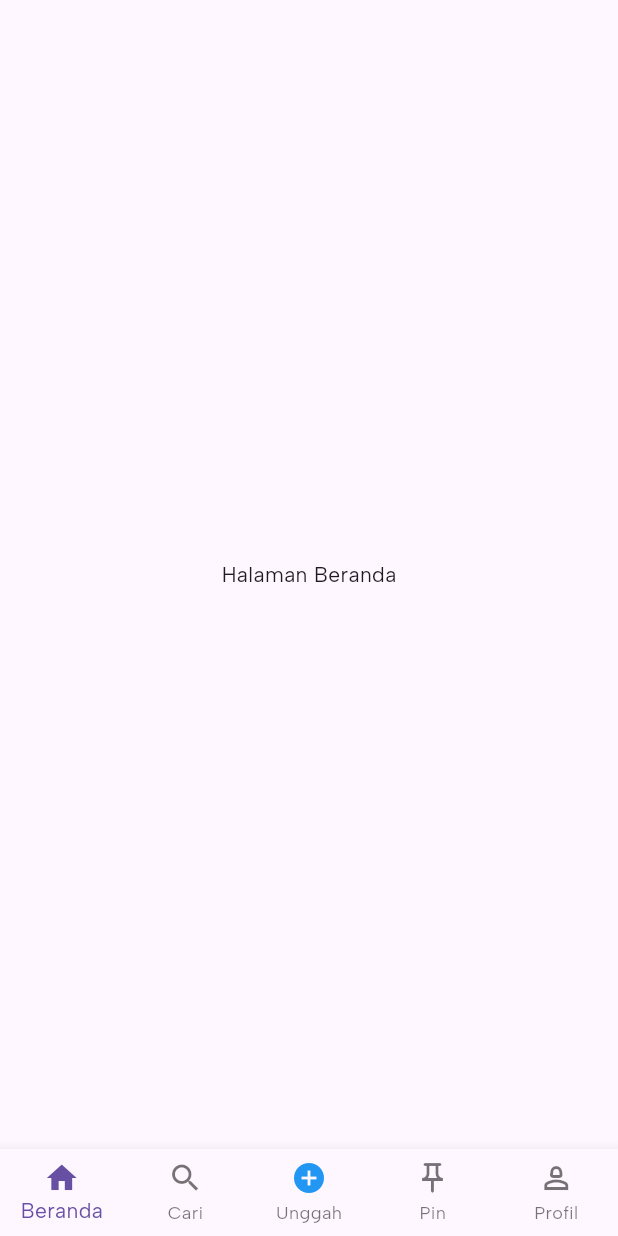
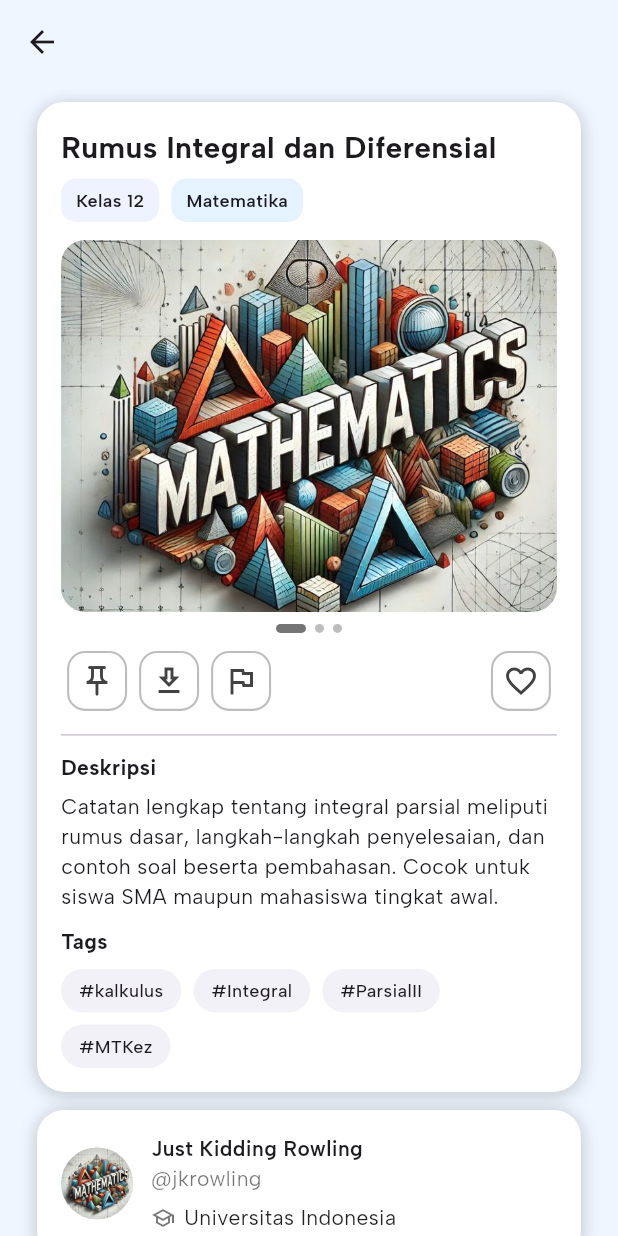
Before and after one commit to feliceyovita/EduPin, a Flutter app: the screen it shows after launch, on a phone screen of 412 x 824 dp. Run offline on Flutter 3.47's test engine with Material 3 defaults, Android fonts, the phone set to English and light mode, and no system bars; our stand-ins replace go_router.

Commit message:
detail catatan

```diff
--- /dev/null
+++ b/lib/app/router.dart
@@ -0,0 +1,45 @@
+import 'package:flutter/material.dart';
+import 'package:go_router/go_router.dart';
+
+import '../screens/detail_catatan.dart';
+import '../models/note_details.dart';
+
+GoRouter buildRouter() {
+  final rootKey = GlobalKey<NavigatorState>();
+
+  return GoRouter(
+    navigatorKey: rootKey,
+
+    // 🟣 sementara: langsung ke halaman detail
+    initialLocation: '/_debug/detail',
+
+    routes: [
+      GoRoute(
+        path: '/_debug/detail',
+        builder: (context, state) {
+          final dummy = NoteDetail(
+            id: 'd1',
+            title: 'Rumus Integral dan Diferensial',
+            subject: 'Matematika',
+            grade: 'Kelas 12',
+            tags: ['kalkulus', 'Integral', 'ParsialII', 'MTKez'],
+            description:
+            'Catatan lengkap tentang integral parsial meliputi rumus dasar, langkah-langkah penyelesaian, dan contoh soal beserta pembahasan. Cocok untuk siswa SMA maupun mahasiswa tingkat awal.',
+            imageAssets: [
+              'assets/images/sample_note.jpeg',
+              'assets/images/sample_note.jpeg',
+              'assets/images/sample_note.jpeg',
+            ],
+            publisher: const Publisher(
+              name: 'Just Kidding Rowling',
+              handle: '@jkrowling',
+              institution: 'Universitas Indonesia',
+              avatarAsset: 'assets/images/sample_note.jpeg',
+            ),
+          );
+          return NoteDetailPage(data: dummy);
+        },
+      ),
+    ],
+  );
+}
--- a/lib/main.dart
+++ b/lib/main.dart
@@ -1,6 +1,6 @@
 import 'package:flutter/material.dart';
-import 'package:edupin/screens/splash_screen.dart';
-import 'package:flutter_localizations/flutter_localizations.dart'; // <-- PENTING
+import 'app/router.dart';
+import 'package:flutter_localizations/flutter_localizations.dart';
 
 void main() {
   runApp(const MyApp());
@@ -11,27 +11,26 @@ class MyApp extends StatelessWidget {
 
   @override
   Widget build(BuildContext context) {
-    return MaterialApp(
-      title: 'Edupin',
+    final router = buildRouter(); // 🔹 panggil router.dart
+
+    return MaterialApp.router(
+      debugShowCheckedModeBanner: false,
+      title: 'EduPin',
+      routerConfig: router, // 🔹 inilah yang ganti "home: SplashScreen"
       theme: ThemeData(
         primarySwatch: Colors.blue,
         fontFamily: "AlbertSans",
       ),
-      home: const SplashScreen(),
-      debugShowCheckedModeBanner: false,
-
-      // --- INI ADALAH PENAMBAHAN PENTING ---
-      locale: const Locale('id', 'ID'), // Set locale default ke Indonesia
+      locale: const Locale('id', 'ID'),
       supportedLocales: const [
-        Locale('id', 'ID'), // Dukungan untuk Indonesia
-        Locale('en', 'US'), // (Opsional) Dukungan untuk English
+        Locale('id', 'ID'),
+        Locale('en', 'US'),
       ],
       localizationsDelegates: const [
         GlobalMaterialLocalizations.delegate,
         GlobalWidgetsLocalizations.delegate,
         GlobalCupertinoLocalizations.delegate,
       ],
-      // --- AKHIR PENAMBAHAN ---
     );
   }
 }
--- /dev/null
+++ b/lib/models/note_details.dart
@@ -0,0 +1,34 @@
+class Publisher {
+  final String name;
+  final String handle;
+  final String institution;
+  final String avatarAsset; // pakai asset dulu
+  const Publisher({
+    required this.name,
+    required this.handle,
+    required this.institution,
+    required this.avatarAsset,
+  });
+}
+
+class NoteDetail {
+  final String id;
+  final String title;
+  final String subject;     // Contoh: "Matematika"
+  final String grade;       // Contoh: "Kelas 12"
+  final List<String> tags;  // #kalkulus, #Integral, ...
+  final String description;
+  final List<String> imageAssets; // > 1 gambar → carousel
+  final Publisher publisher;
+
+  const NoteDetail({
+    required this.id,
+    required this.title,
+    required this.subject,
+    required this.grade,
+    required this.tags,
+    required this.description,
+    required this.imageAssets,
+    required this.publisher,
+  });
+}
--- /dev/null
+++ b/lib/screens/detail_catatan.dart
@@ -0,0 +1,198 @@
+import 'package:flutter/material.dart';
+import '../widgets/section_card.dart';
+import '../widgets/pill_tag.dart';
+import '../widgets/action_icon_button.dart';
+import '../widgets/image_carousel.dart';
+import '../widgets/publisher_card.dart';
+
+import '../models/note_details.dart';
+
+class NoteDetailPage extends StatefulWidget {
+  final NoteDetail data;
+  const NoteDetailPage({super.key, required this.data});
+
+  @override
+  State<NoteDetailPage> createState() => _NoteDetailPageState();
+}
+
+class _NoteDetailPageState extends State<NoteDetailPage>
+    with AutomaticKeepAliveClientMixin {
+  bool pinned = false;
+  bool liked = false;
+
+  @override
+  bool get wantKeepAlive => true;
+
+  @override
+  Widget build(BuildContext context) {
+    super.build(context);
+    final d = widget.data;
+
+    final size = MediaQuery.sizeOf(context);
+    final pagePad =
+    EdgeInsets.symmetric(horizontal: size.width * 0.06, vertical: 12);
+
+    // ---------- HEADER ----------
+    final header = Row(
+      crossAxisAlignment: CrossAxisAlignment.start,
+      children: [
+        Expanded(
+          child: Column(
+            crossAxisAlignment: CrossAxisAlignment.start,
+            children: [
+              Text(d.title,
+                  style: const TextStyle(
+                      fontSize: 20, fontWeight: FontWeight.w700)),
+              const SizedBox(height: 6),
+              Row(
+                children: [
+                  Container(
+                    padding:
+                    const EdgeInsets.symmetric(horizontal: 10, vertical: 6),
+                    decoration: BoxDecoration(
+                      color: const Color(0xFFEFF3FF),
+                      borderRadius: BorderRadius.circular(10),
+                    ),
+                    child: Text(d.grade,
+                        style: const TextStyle(
+                            fontSize: 12, fontWeight: FontWeight.w600)),
+                  ),
+                  const SizedBox(width: 8),
+                  Container(
+                    padding:
+                    const EdgeInsets.symmetric(horizontal: 10, vertical: 6),
+                    decoration: BoxDecoration(
+                      color: const Color(0xFFE5F2FF),
+                      borderRadius: BorderRadius.circular(10),
+                    ),
+                    child: Text(d.subject,
+                        style: const TextStyle(
+                            fontSize: 12, fontWeight: FontWeight.w600)),
+                  ),
+                ],
+              ),
+            ],
+          ),
+        ),
+      ],
+    );
+
+    // ---------- ACTIONS ----------
+    final actions = Row(
+      children: [
+        ActionIconButton(
+          icon: Icons.push_pin_outlined,
+          tooltip: pinned ? 'Unpin' : 'Pin',
+          toggled: pinned,
+          onTap: () => setState(() => pinned = !pinned),
+        ),
+        ActionIconButton(
+          icon: Icons.download_outlined,
+          tooltip: 'Download',
+          onTap: () => ScaffoldMessenger.of(context).showSnackBar(
+            const SnackBar(
+                content: Text('Download dummy — nanti diimplementasikan')),
+          ),
+        ),
+        ActionIconButton(
+          icon: Icons.flag_outlined,
+          tooltip: 'Laporkan',
+          onTap: () => ScaffoldMessenger.of(context).showSnackBar(
+            const SnackBar(
+                content: Text('Terima kasih, laporan dummy terkirim')),
+          ),
+        ),
+        const Spacer(),
+        ActionIconButton(
+          icon: liked ? Icons.favorite : Icons.favorite_border,
+          tooltip: 'Suka',
+          toggled: liked,
+          onTap: () => setState(() => liked = !liked),
+        ),
+      ],
+    );
+
+    // ---------- DESCRIPTION ----------
+    final description = Column(
+      crossAxisAlignment: CrossAxisAlignment.start,
+      children: [
+        const Text('Deskripsi', style: TextStyle(fontWeight: FontWeight.w700)),
+        const SizedBox(height: 6),
+        Text(d.description),
+        const SizedBox(height: 10),
+        const Text('Tags', style: TextStyle(fontWeight: FontWeight.w700)),
+        const SizedBox(height: 8),
+        Wrap(
+          spacing: 8,
+          runSpacing: 8,
+          children: d.tags.map((t) => PillTag(t)).toList(),
+        ),
+      ],
+    );
+
+    // ---------- MAIN CARD ----------
+    final mainCard = SectionCard(
+      child: Column(
+        crossAxisAlignment: CrossAxisAlignment.start,
+        children: [
+          header,
+          const SizedBox(height: 12),
+          ImageCarousel(assets: d.imageAssets),
+          const SizedBox(height: 8),
+          actions,
+          const Divider(height: 24),
+          description,
+        ],
+      ),
+    );
+
+    // ---------- PUBLISHER CARD ----------
+    final publisherCard = PublisherCard(p: d.publisher);
+
+    return Scaffold(
+      backgroundColor: const Color(0xFFEFF6FF),
+      appBar: AppBar(
+        backgroundColor: const Color(0xFFEFF6FF),
+        elevation: 0,
+        scrolledUnderElevation: 0,
+        surfaceTintColor: Colors.transparent,
+        shadowColor: Colors.transparent,
+        leading: BackButton(onPressed: () => Navigator.of(context).maybePop()),
+      ),
+      body: SafeArea(
+        child: Padding(
+          padding: pagePad,
+          child: LayoutBuilder(
+            builder: (context, constraints) {
+              final wide = constraints.maxWidth >= 700;
+
+              if (wide) {
+                return SingleChildScrollView(
+                  clipBehavior: Clip.none,
+                  child: Row(
+                    crossAxisAlignment: CrossAxisAlignment.start,
+                    children: [
+                      Expanded(flex: 7, child: mainCard),
+                      const SizedBox(width: 16),
+                      Expanded(flex: 5, child: publisherCard),
+                    ],
+                  ),
+                );
+              }
+
+              // Ponsel satu kolom, bisa discroll
+              return ListView(
+                clipBehavior: Clip.none,
+                children: [
+                  mainCard,
+                  const SizedBox(height: 12),
+                  publisherCard,
+                ],
+              );
+            },
+          ),
+        ),
+      ),
+    );
+  }
+}
--- /dev/null
+++ b/lib/widgets/action_icon_button.dart
@@ -0,0 +1,52 @@
+import 'package:flutter/material.dart';
+
+class ActionIconButton extends StatelessWidget {
+  final IconData icon;
+  final String tooltip;
+  final VoidCallback onTap;
+  final bool? toggled;
+  const ActionIconButton({
+    super.key,
+    required this.icon,
+    required this.tooltip,
+    required this.onTap,
+    this.toggled,
+  });
+
+  @override
+  Widget build(BuildContext context) {
+    final isOn = toggled ?? false;
+    final theme = Theme.of(context);
+
+    return IconButton(
+      tooltip: tooltip,
+      onPressed: onTap,
+      style: ButtonStyle(
+        // ⬜ latar putih + border abu
+        backgroundColor: WidgetStateProperty.all(Colors.white),
+        shape: WidgetStateProperty.all(
+          RoundedRectangleBorder(
+            borderRadius: BorderRadius.circular(12),
+            side: BorderSide(
+              color: isOn
+                  ? theme.colorScheme.primary // warna garis kalau aktif
+                  : Colors.grey.shade400, // warna garis kalau nonaktif
+              width: 1.4,
+            ),
+          ),
+        ),
+        // efek bayangan kecil biar terasa "naik"
+        elevation: WidgetStateProperty.all(0),
+        overlayColor: WidgetStateProperty.all(
+          theme.colorScheme.primary.withOpacity(.08),
+        ),
+      ),
+      icon: Icon(
+        icon,
+        color: isOn
+            ? theme.colorScheme.primary
+            : Colors.grey.shade800, // warna ikon
+      ),
+    );
+  }
+}
--- /dev/null
+++ b/lib/widgets/image_carousel.dart
@@ -0,0 +1,56 @@
+import 'package:flutter/material.dart';
+
+class ImageCarousel extends StatefulWidget {
+  final List<String> assets;
+  const ImageCarousel({super.key, required this.assets});
+
+  @override
+  State<ImageCarousel> createState() => _ImageCarouselState();
+}
+
+class _ImageCarouselState extends State<ImageCarousel> {
+  final controller = PageController();
+  int index = 0;
+
+  @override
+  void dispose() { controller.dispose(); super.dispose(); }
+
+  @override
+  Widget build(BuildContext context) {
+    final radius = BorderRadius.circular(16);
+    return Column(
+      children: [
+        ClipRRect(
+          borderRadius: radius,
+          child: AspectRatio(
+            aspectRatio: 4/3,
+            child: PageView.builder(
+              controller: controller,
+              onPageChanged: (i) => setState(() => index = i),
+              itemCount: widget.assets.length,
+              itemBuilder: (_, i) => Image.asset(widget.assets[i], fit: BoxFit.cover),
+            ),
+          ),
+        ),
+        const SizedBox(height: 8),
+        if (widget.assets.length > 1)
+          Row(
+            mainAxisAlignment: MainAxisAlignment.center,
+            children: List.generate(widget.assets.length, (i) {
+              final active = i == index;
+              return AnimatedContainer(
+                duration: const Duration(milliseconds: 200),
+                margin: const EdgeInsets.symmetric(horizontal: 3),
+                width: active ? 20 : 6,
+                height: 6,
+                decoration: BoxDecoration(
+                  color: active ? Colors.black54 : Colors.black26,
+                  borderRadius: BorderRadius.circular(999),
+                ),
+              );
+            }),
+          ),
+      ],
+    );
+  }
+}
--- /dev/null
+++ b/lib/widgets/pill_tag.dart
@@ -0,0 +1,18 @@
+import 'package:flutter/material.dart';
+
+class PillTag extends StatelessWidget {
+  final String text;
+  const PillTag(this.text, {super.key});
+
+  @override
+  Widget build(BuildContext context) {
+    return Container(
+      padding: const EdgeInsets.symmetric(horizontal: 12, vertical: 6),
+      decoration: BoxDecoration(
+        color: Theme.of(context).colorScheme.primary.withOpacity(.08),
+        borderRadius: BorderRadius.circular(999),
+      ),
+      child: Text('#$text', style: const TextStyle(fontSize: 12, fontWeight: FontWeight.w500)),
+    );
+  }
+}
--- /dev/null
+++ b/lib/widgets/publisher_card.dart
@@ -0,0 +1,35 @@
+import 'package:flutter/material.dart';
+import '../../../widgets/section_card.dart';
+import '../models/note_details.dart';
+
+class PublisherCard extends StatelessWidget {
+  final Publisher p;
+  const PublisherCard({super.key, required this.p});
+
+  @override
+  Widget build(BuildContext context) {
+    return SectionCard(
+      child: Row(
+        children: [
+          CircleAvatar(radius: 24, backgroundImage: AssetImage(p.avatarAsset)),
+          const SizedBox(width: 12),
+          Expanded(
+            child: Column(
+              crossAxisAlignment: CrossAxisAlignment.start,
+              children: [
+                Text(p.name, style: const TextStyle(fontWeight: FontWeight.w600)),
+                Text(p.handle, style: const TextStyle(color: Colors.black54)),
+                const SizedBox(height: 6),
+                Row(children: [
+                  const Icon(Icons.school_outlined, size: 16, color: Colors.black54),
+                  const SizedBox(width: 6),
+                  Flexible(child: Text(p.institution, style: const TextStyle(color: Colors.black87))),
+                ]),
+              ],
+            ),
+          ),
+        ],
+      ),
+    );
+  }
+}
--- /dev/null
+++ b/lib/widgets/section_card.dart
@@ -0,0 +1,39 @@
+import 'package:flutter/material.dart';
+
+class SectionCard extends StatelessWidget {
+  final Widget child;
+  final EdgeInsets? padding;
+  const SectionCard({super.key, required this.child, this.padding});
+
+  @override
+  Widget build(BuildContext context) {
+    final pad = padding ?? const EdgeInsets.all(16);
+    return Container(
+      decoration: BoxDecoration(
+        color: Colors.white,
+        borderRadius: BorderRadius.circular(18),
+        boxShadow: const [
+          // 🔹 Bayangan bawah
+          BoxShadow(
+            color: Color(0x1A000000), // 10% hitam
+            blurRadius: 10,
+            offset: Offset(0, 4),
+          ),
+          // 🔹 Bayangan kanan
+          BoxShadow(
+            color: Color(0x0F000000), // 6% hitam
+            blurRadius: 8,
+            offset: Offset(3, 0),
+          ),
+          // 🔹 Bayangan kiri
+          BoxShadow(
+            color: Color(0x0F000000), // 6% hitam
+            blurRadius: 8,
+            offset: Offset(-3, 0),
+          ),
+        ],
+      ),
+      child: Padding(padding: pad, child: child),
+    );
+  }
+}
--- a/pubspec.yaml
+++ b/pubspec.yaml
@@ -36,6 +36,7 @@ dependencies:
   # Use with the CupertinoIcons class for iOS style icons.
   cupertino_icons: ^1.0.8
   intl: ^0.20.2
+  go_router: ^17.0.0
 
 dev_dependencies:
   flutter_test:
@@ -56,7 +57,7 @@ flutter:
   uses-material-design: true
 
   assets:
-    - assets/images/logo.png
+    - assets/images/
 
     # An image asset can refer to one or more resolution-specific "variants", see
   # https://flutter.dev/to/resolution-aware-images
```
Also changed, not shown: assets/images/sample_note.jpeg (added), pubspec.lock.
